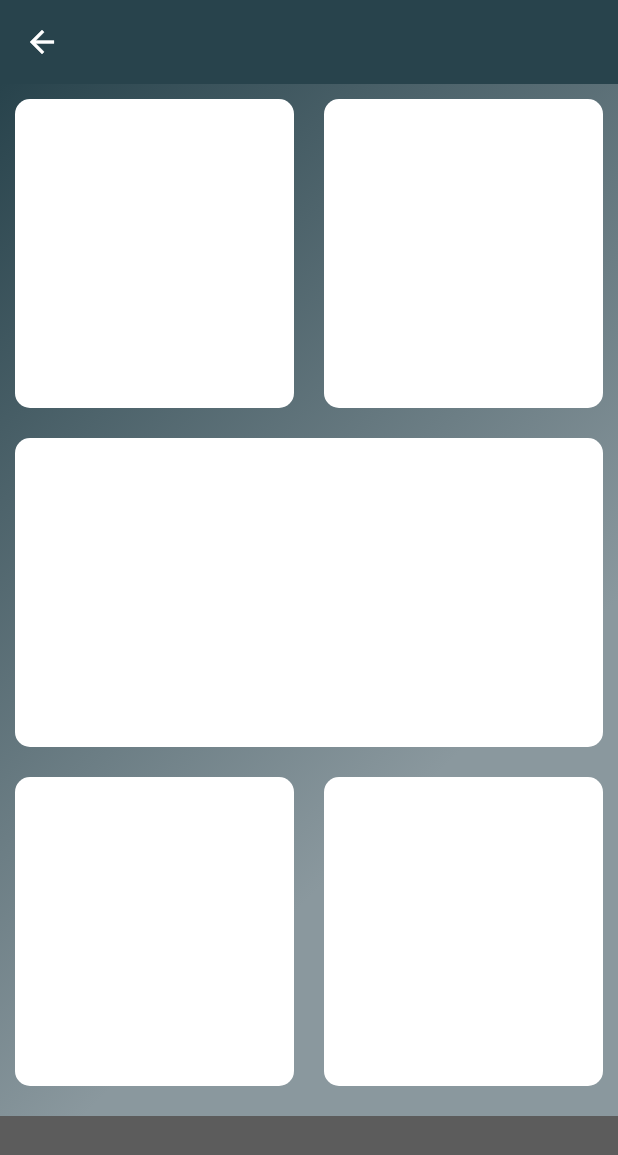
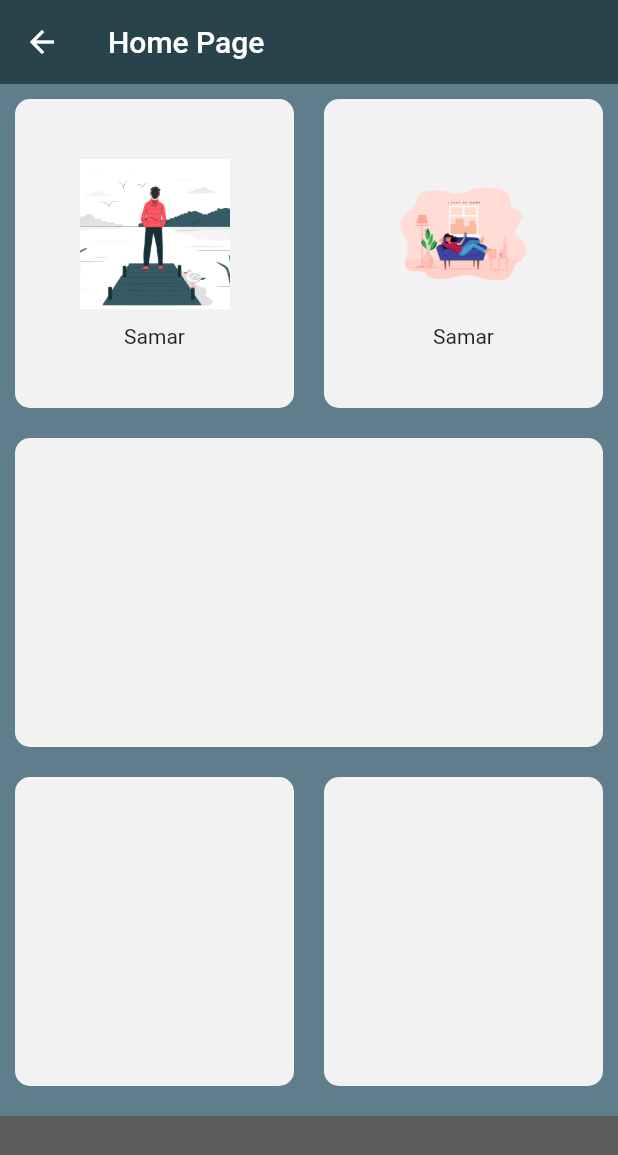
Before and after one commit to W1010x/MyFlutterApps, a Flutter app: the homePage screen opened directly, on a phone screen of 412 x 824 dp. Shown: the top 1155 px of the screen. Run offline on Flutter 3.47's test engine with Material 2 defaults, Android fonts, the phone set to English and light mode, and no system bars.

Commit message:
add new widgets

```diff
--- a/user_form/lib/Screens/HomePage.dart
+++ b/user_form/lib/Screens/HomePage.dart
@@ -1,5 +1,6 @@
 import 'package:flutter/material.dart';
 import 'package:user_form/Const/Constants.dart';
+import 'package:user_form/widgets/cardContent.dart';
 import 'package:user_form/widgets/Cards.dart';
 const BottomContinerHight=80.0;
 const CardColor=Color(0xFFF2F2F2);
@@ -17,40 +18,51 @@ class _homePageState extends State<homePage> {
      appBar: AppBar(
        elevation: 0,
        backgroundColor: Color(0xff28434c) ,
-       title: Padding(
-         padding: const EdgeInsets.only(left: 290.0,bottom: 8),
-       ),
+       title: Text('Home Page')
      ),
         body: Container(
-          width: double.infinity,
-          //  height: 300,
-          decoration: const BoxDecoration(
-              gradient: LinearGradient(
-                begin: Alignment.topLeft,
-                end:
-                Alignment(0.8, 0.0), // 10% of the width, so there are ten blinds.
-                colors: <Color>[
-                  Color(0xff28434c),
-                  Color(0xff8a989e),
-                ],
-              )
-          ),
-
+       color: Colors.blueGrey,
           child: Column(
             children: [
               Expanded(child:Row(
                 children: [
                   Expanded
-                    (child: CardsContiner(Coluor:Color(0xFFF2F2F2)),
+                    (child: CardsContiner(
+                    Coluor:Color(0xFFF2F2F2),
+                    cardChild: contentCard(
+                      bundle: 'assets/io.jpg',
+                      lable: 'Samar',
+                    ),
                   ),
-                  Expanded(child: CardsContiner(Coluor: Color(0xFFF2F2F2))),
+                  ),
+                  Expanded(child: CardsContiner(
+                      Coluor: Color(0xFFF2F2F2),
+                    cardChild: contentCard(
+                      bundle: 'assets/relax.png',
+                      lable: 'Samar',
+                    ),
+                  )),
                 ],
-              )),
-              Expanded(child:  CardsContiner()),
-              Expanded(child: Row(
+              )
+              ),
+              Expanded(
+                  child:CardsContiner(
+                  Coluor:Color(0xFFF2F2F2),
+              )
+              ),
+              Expanded(
+                child: Row(
                 children: [
-                  Expanded(child: CardsContiner()),
-                  Expanded(child:  CardsContiner()),
+                  Expanded(
+                      child:CardsContiner(
+                      Coluor:Color(0xFFF2F2F2),
+                  ),
+                  ),
+                  Expanded(
+                      child:CardsContiner(
+                      Coluor:Color(0xFFF2F2F2),
+                  ),
+                  ),
                 ],
               ),
               ),
@@ -60,12 +72,8 @@ class _homePageState extends State<homePage> {
                 width: double.infinity,
                 height: BottomContinerHight,
               )
-
-
-
             ],
           ),
     )
-
     );
   }}
--- a/user_form/lib/widgets/Cards.dart
+++ b/user_form/lib/widgets/Cards.dart
@@ -1,14 +1,16 @@
 import 'package:flutter/material.dart';
 class CardsContiner extends StatelessWidget {
-   CardsContiner({@required this.Coluor});
+   CardsContiner({@required this.Coluor,this.cardChild});
    final Color Coluor;
+   final Widget cardChild;
 
   @override
   Widget build(BuildContext context) {
     return Container(
+      child:cardChild ,
       margin: EdgeInsets.all(10.0),
       decoration: BoxDecoration(
-          color: Colors.white,
+          color: Coluor,
           borderRadius: BorderRadius.circular(10.0)
       ),
     );
--- /dev/null
+++ b/user_form/lib/widgets/cardContent.dart
@@ -0,0 +1,25 @@
+import 'package:flutter/material.dart';
+
+class contentCard extends StatelessWidget {
+  contentCard({this.lable,this.bundle});
+  final String lable;
+  final String bundle;
+
+  @override
+  Widget build(BuildContext context) {
+    return Column(
+      mainAxisAlignment: MainAxisAlignment.center,
+      children: [
+        Container(
+          child: Image.asset(
+            bundle,
+            height: 100.0,
+            width: 100.0,
+            fit: BoxFit.cover,
+          ),),
+        SizedBox(height:10.0),
+        Text(lable)
+      ],
+    );
+  }
+}
--- a/user_form/pubspec.yaml
+++ b/user_form/pubspec.yaml
@@ -28,6 +28,8 @@ dependencies:
   # The following adds the Cupertino Icons font to your application.
   # Use with the CupertinoIcons class for iOS style icons.
   cupertino_icons: ^1.0.2
+  font_awesome_flutter: ^9.0.0
+
 
 dev_dependencies:
   flutter_test:
@@ -48,6 +50,7 @@ flutter:
   assets:
     - assets/relax.png
     - assets/diamond.png
+    - assets/io.jpg
   # An image asset can refer to one or more resolution-specific "variants", see
   # https://flutter.dev/assets-and-images/#resolution-aware.
 
```
Also changed, not shown: user_form/pubspec.lock.
